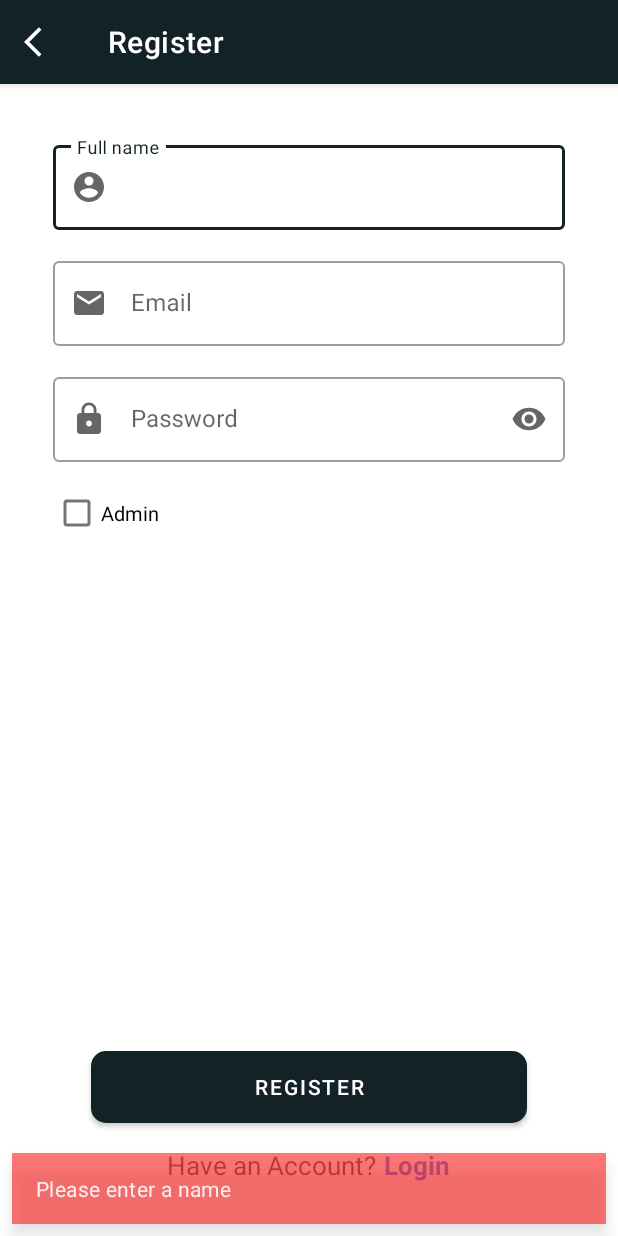
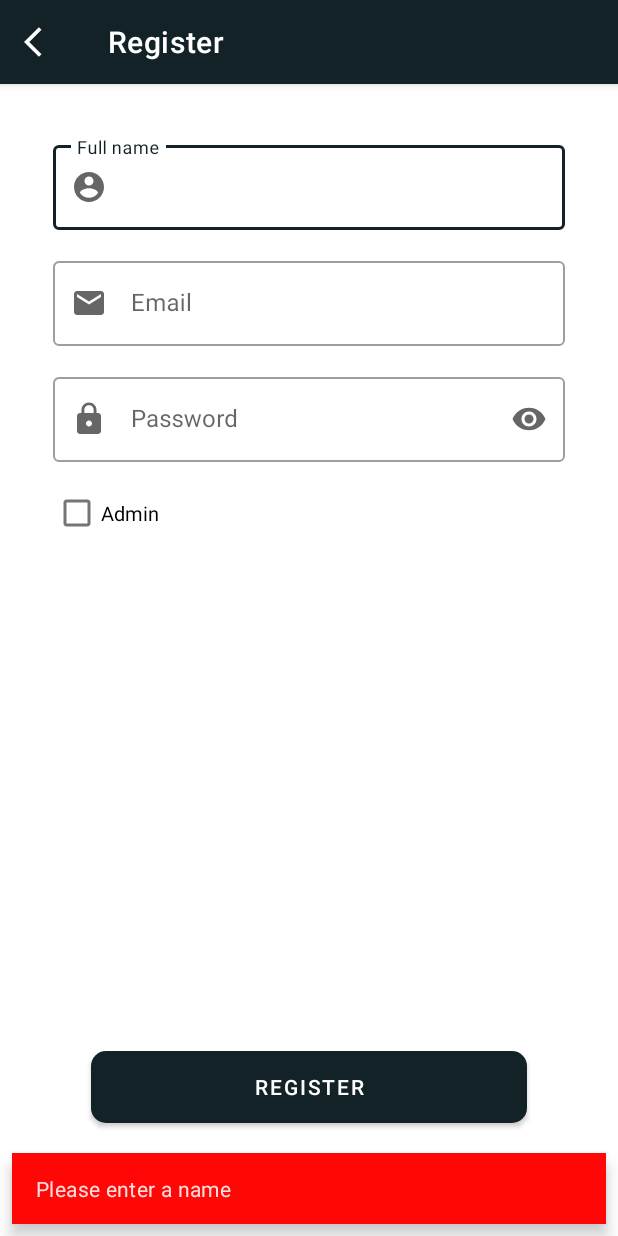
Before and after one commit to Nnamdi600000/Ancop_App, an Android app: the RegisterActivity screen opened directly, with no data from a screen before it, after a tap on "REGISTER", on a phone screen of 412 x 824 dp. Run offline under Robolectric (Android 15) with nearby library versions, the phone set to English and light mode, and no system bars; our stand-ins replace Firebase (no records; nobody signed in at launch, a user with empty details on screens opened directly); Roboto replaces fonts that are not available here.

Commit message:
Implemented the Register and login functionality using firebase

```diff
--- a/app/build.gradle
+++ b/app/build.gradle
@@ -54,6 +54,7 @@ dependencies {
     implementation 'com.google.firebase:firebase-analytics-ktx'
     // Firebase Authentication dependency
     implementation "com.google.firebase:firebase-auth:21.1.0"
+    implementation "com.google.firebase:firebase-firestore:24.4.0"
     testImplementation 'junit:junit:4.13.2'
     androidTestImplementation 'androidx.test.ext:junit:1.1.3'
     androidTestImplementation 'androidx.test.espresso:espresso-core:3.4.0'
--- a/app/src/main/AndroidManifest.xml
+++ b/app/src/main/AndroidManifest.xml
@@ -14,7 +14,7 @@
         android:theme="@style/Theme.AncopApp"
         tools:targetApi="31">
         <activity
-            android:name=".BaseActivity"
+            android:name=".activities.BaseActivity"
             android:exported="false">
             <meta-data
                 android:name="android.app.lib_name"
@@ -67,7 +67,9 @@
         </activity>
         <activity
             android:name=".activities.MainActivity"
-            android:exported="true" />
+            android:exported="true"
+            android:screenOrientation="portrait"
+            android:theme="@style/Theme.AncopApp.App" />
 
         <meta-data
             android:name="preloaded_fonts"
--- a/app/src/main/res/values/colors.xml
+++ b/app/src/main/res/values/colors.xml
@@ -11,5 +11,5 @@
     <color name="dark_green">#132226</color>
     <color name="sky_blue_dark">#89ABE3FF</color>
     <color name="blue">#890A37DD</color>
-    <color name="red">#89FF0707</color>
+    <color name="red">#FF0707</color>
 </resources>
--- a/app/src/main/res/values/themes.xml
+++ b/app/src/main/res/values/themes.xml
@@ -6,8 +6,8 @@
         <item name="colorPrimaryVariant">@color/dark_green</item>
         <item name="colorOnPrimary">@color/white</item>
         <!-- Secondary brand color. -->
-        <item name="colorSecondary">@color/teal_200</item>
-        <item name="colorSecondaryVariant">@color/teal_700</item>
+        <item name="colorSecondary">@color/dark_green</item>
+        <item name="colorSecondaryVariant">@color/dark_green</item>
         <item name="colorOnSecondary">@color/white</item>
         <!-- Status bar color. -->
         <item name="android:statusBarColor">?attr/colorPrimaryVariant</item>
@@ -20,8 +20,8 @@
         <item name="colorPrimaryVariant">@color/dark_green</item>
         <item name="colorOnPrimary">@color/white</item>
         <!-- Secondary brand color. -->
-        <item name="colorSecondary">@color/teal_200</item>
-        <item name="colorSecondaryVariant">@color/teal_700</item>
+        <item name="colorSecondary">@color/dark_green</item>
+        <item name="colorSecondaryVariant">@color/dark_green</item>
         <item name="colorOnSecondary">@color/white</item>
         <!-- Status bar color. -->
         <item name="android:statusBarColor">?attr/colorPrimaryVariant</item>
```
Also changed, not shown: app/src/main/java/com/codennamdi/ancopapp/activities/LoginActivity.kt (+57 -2 lines), app/src/main/java/com/codennamdi/ancopapp/activities/RegisterActivity.kt (+23 -3 lines), app/src/main/res/layout/activity_progress_bar.xml (+5 -2 lines).
